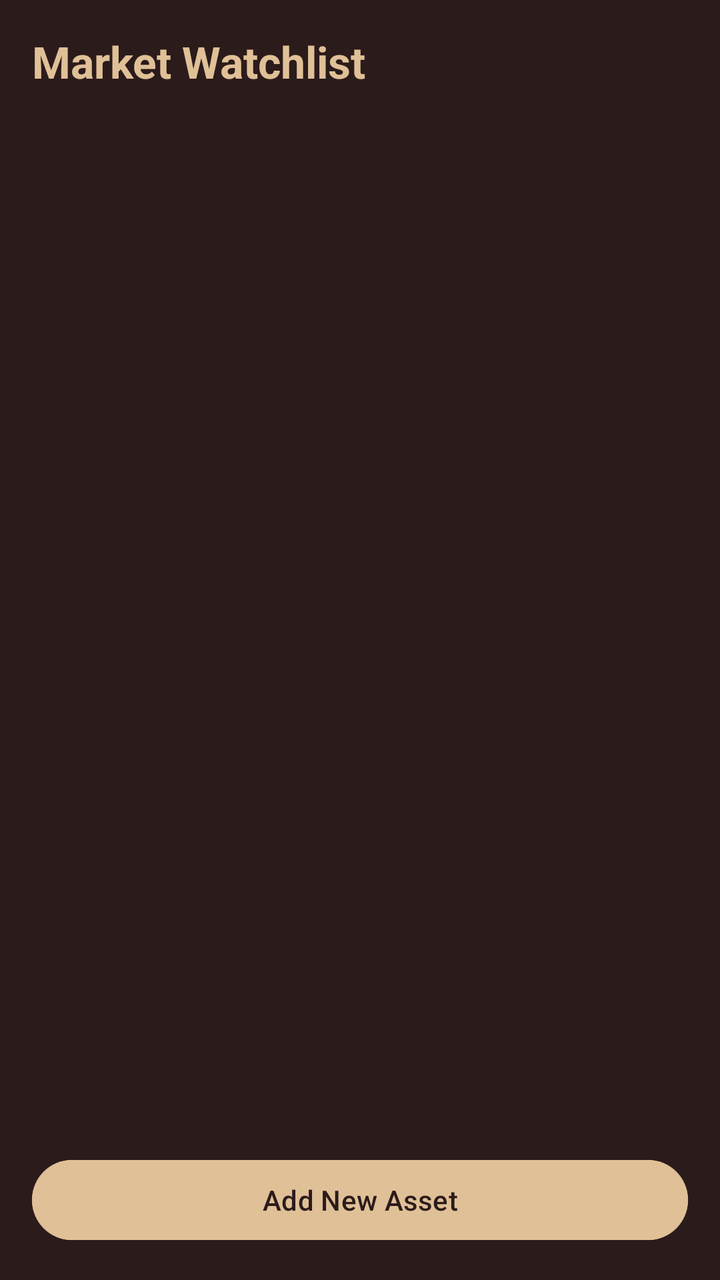
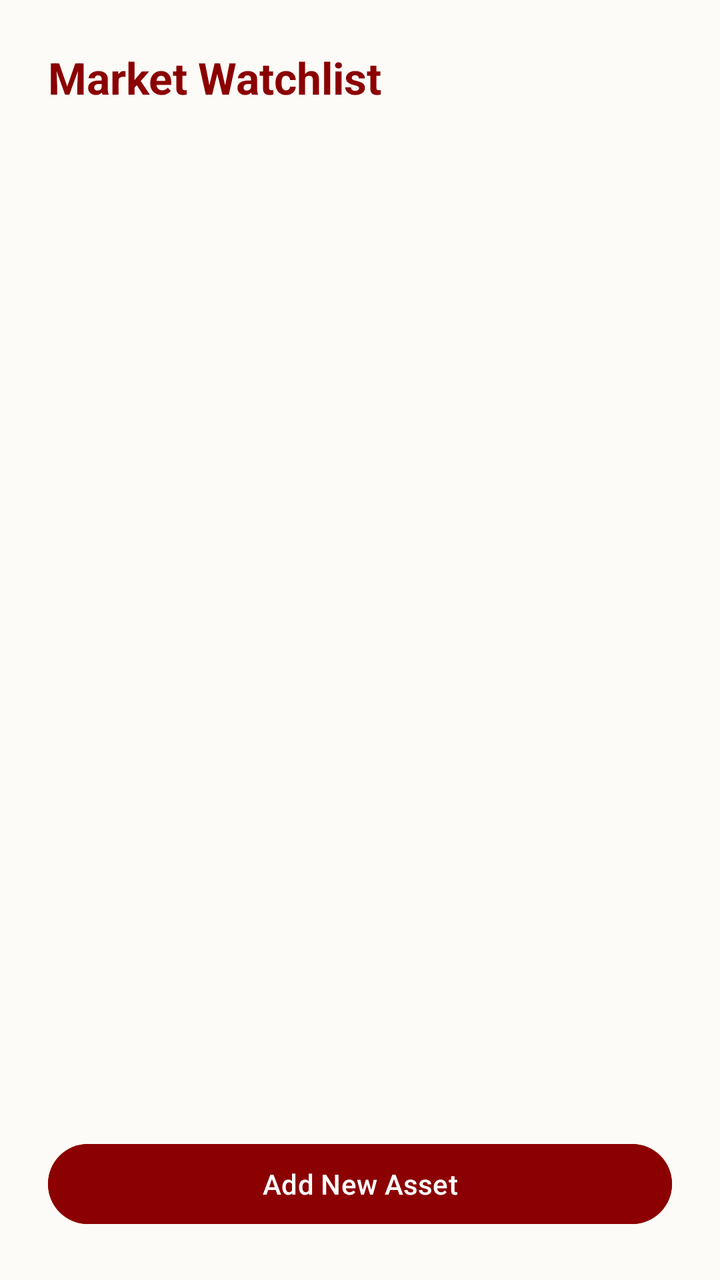

Two renders of the same Android screen: before a commit and after it. Below are the layout's source before the change and the commit's diff.
<!-- AndroidManifest.xml: application theme Theme.FogOfWar -->
<!-- res/layout/activity_list.xml -->
<?xml version="1.0" encoding="utf-8"?>
<LinearLayout xmlns:android="http://schemas.android.com/apk/res/android"
    android:layout_width="match_parent"
    android:layout_height="match_parent"
    android:orientation="vertical"
    android:background="#2C1B1B"
    android:padding="16dp">

    <TextView
        android:layout_width="wrap_content"
        android:layout_height="wrap_content"
        android:text="Market Watchlist"
        android:textColor="#E0C097"
        android:textSize="22sp"
        android:layout_marginBottom="16dp"
        android:textStyle="bold" />

    <ListView
        android:id="@+id/stockListView"
        android:layout_width="match_parent"
        android:layout_height="0dp"
        android:layout_weight="1"
        android:divider="#3E2A2A"
        android:dividerHeight="1dp" />

    <Button
        android:id="@+id/btnAddAsset"
        android:layout_width="match_parent"
        android:layout_height="wrap_content"
        android:layout_marginTop="16dp"
        android:backgroundTint="#E0C097"
        android:text="Add New Asset"
        android:textColor="#2C1B1B" />

</LinearLayout>
<!-- resources referenced by this layout -->
<resources>
  <style name="Theme.FogOfWar" parent="Base.Theme.FogOfWar" />
  <style name="Base.Theme.FogOfWar" parent="Theme.Material3.DayNight.NoActionBar">
          
          
      </style>
</resources>

<!-- the commit's change to res/layout/activity_list.xml (unified diff, before → after) -->
@@ -3,14 +3,14 @@
     android:layout_width="match_parent"
     android:layout_height="match_parent"
     android:orientation="vertical"
-    android:background="#2C1B1B"
-    android:padding="16dp">
+    android:background="#FDFBF7"
+    android:padding="24dp">
 
     <TextView
         android:layout_width="wrap_content"
         android:layout_height="wrap_content"
         android:text="Market Watchlist"
-        android:textColor="#E0C097"
+        android:textColor="#8B0000"
         android:textSize="22sp"
         android:layout_marginBottom="16dp"
         android:textStyle="bold" />
@@ -20,7 +20,7 @@
         android:layout_width="match_parent"
         android:layout_height="0dp"
         android:layout_weight="1"
-        android:divider="#3E2A2A"
+        android:divider="#B8860B"
         android:dividerHeight="1dp" />
 
     <Button
@@ -28,8 +28,8 @@
         android:layout_width="match_parent"
         android:layout_height="wrap_content"
         android:layout_marginTop="16dp"
-        android:backgroundTint="#E0C097"
+        android:backgroundTint="#8B0000"
         android:text="Add New Asset"
-        android:textColor="#2C1B1B" />
+        android:textColor="#FFFFFF" />
 
 </LinearLayout>
